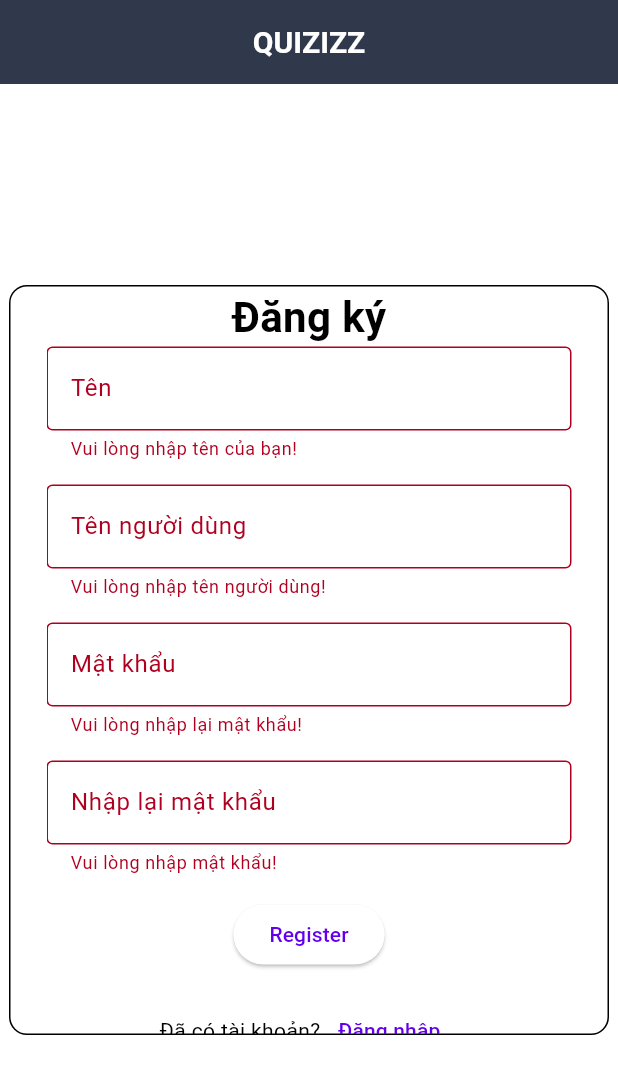
After one commit to thiepcong/QuizLab, a Flutter app: the RegisterView screen opened by its route, after a tap on "Register", on a phone screen of 412 x 824 dp. The commit adds this screen. Shown: the top 1074 px of the screen. Run offline on Flutter 3.47's test engine with Material 3 defaults, Android fonts, the phone set to English and light mode, and no system bars; our stand-ins replace auto_route, dio, file_picker, flutter_bloc, freezed_annotation, logger and 1 more; accounts and stored records are empty; Roboto replaces fonts that are missing (SVN).

Commit message:
update 15/4: config api login+register

```diff
--- a/front_end/lib/app/app_routes.dart
+++ b/front_end/lib/app/app_routes.dart
@@ -1,6 +1,8 @@
 abstract class Routes {
   const Routes._();
   static const login = _Paths.login;
+
+  static const register = _Paths.register;
 
   static const home = _Paths.home;
 
@@ -14,6 +16,8 @@ abstract class Routes {
 abstract class _Paths {
   static const login = 'login';
 
+  static const register = 'register';
+
   static const home = 'home';
 
   static const createQuiz = 'create_quiz';
--- /dev/null
+++ b/front_end/lib/app/core/models/user.dart
@@ -0,0 +1,19 @@
+class User {
+  final int id;
+  final String username;
+  final String name;
+
+  User({
+    required this.id,
+    required this.username,
+    required this.name,
+  });
+
+  factory User.fromJson(Map<String, dynamic> map) {
+    return User(
+      id: map['id'] as int,
+      username: map['username'] as String,
+      name: map['name'] as String,
+    );
+  }
+}
--- a/front_end/lib/app/core/values/api_url_constant.dart
+++ b/front_end/lib/app/core/values/api_url_constant.dart
@@ -3,33 +3,7 @@ import '../../network/dio_provider.dart';
 final baseUrl = DioProvider.baseUrl;
 
 class ApiUrlConstants {
-  // static String register = '$baseUrl/api/register';
+  static String register = '$baseUrl/api/user/save';
 
-  static String login = '$baseUrl/api/auth/login';
-
-  static String configPrice = '$baseUrl/api/price_list';
-
-  static String configPrice2(int x) => '$baseUrl/api/price_list/$x';
-
-  static String tranferMail(int pageNum, int pageSize) =>
-      '$baseUrl/api/emailTemplate?pageNum=$pageNum&pageSize=$pageSize';
-
-  static String sendMail = '$baseUrl/api/emailDetail/send';
-
-  static String listClient = '$baseUrl/api/customer/listByAdsress';
-
-  static String getPaidCustomers = '$baseUrl/api/customer/getPaidCustomers';
-
-  static String unPaidListByAdsress =
-      '$baseUrl/api/customer/UnPaidListByAdsress';
-
-  static String getDebtCustomer = '$baseUrl/api/report/getDebtCustomer';
-
-  static String getDebtCustomerList = '$baseUrl/api/report/getDebtCustomerList';
-
-  static String getNewCustomerList = '$baseUrl/api/report/getNewCustomerList';
-
-  static String getNewCustomer = '$baseUrl/api/report/getNewCustomers';
-
-  static String getRevenueList = '$baseUrl/api/report/getRevenueList';
+  static String login = '$baseUrl/api/user/login';
 }
--- a/front_end/lib/app/core/values/secure_key_constant.dart
+++ b/front_end/lib/app/core/values/secure_key_constant.dart
@@ -1,5 +1,2 @@
 class SecureKeyConstants {
-  static String accessToken = "access_token";
-  static String currentLevel = "current_level";
-  // static String
 }
--- a/front_end/lib/app/main_router.dart
+++ b/front_end/lib/app/main_router.dart
@@ -8,6 +8,7 @@ import 'modules/create_quiz/view/create_quiz_view.dart';
 import 'modules/create_quiz/view/edit_question_view.dart';
 import 'modules/home/view/home_view.dart';
 import 'modules/login/view/login_view.dart';
+import 'modules/login/view/register_view.dart';
 part 'main_router.gr.dart';
 
 @MaterialAutoRouter(
@@ -17,6 +18,7 @@ part 'main_router.gr.dart';
     MaterialRoute(page: CreateQuizView, path: Routes.createQuiz),
     MaterialRoute(page: CreateQuestionView, path: Routes.createQuestion),
     MaterialRoute(page: EditQuestionView, path: Routes.editQuestion),
+    MaterialRoute(page: RegisterView, path: Routes.register),
   ],
 )
 class MainRouter extends _$MainRouter {
--- a/front_end/lib/app/modules/login/cubit/login_state.dart
+++ b/front_end/lib/app/modules/login/cubit/login_state.dart
@@ -1,6 +1,6 @@
 import 'package:freezed_annotation/freezed_annotation.dart';
 
-import '../../../core/models/login_response.dart';
+import '../../../core/models/user.dart';
 
 part 'login_state.freezed.dart';
 
--- /dev/null
+++ b/front_end/lib/app/modules/login/view/register_view.dart
@@ -0,0 +1,249 @@
+import 'package:auto_route/auto_route.dart';
+import 'package:flutter/material.dart';
+import 'package:flutter_bloc/flutter_bloc.dart';
+import 'package:front_end/app/main_router.dart';
+import '../../../core/values/app_colors.dart';
+import '../../../core/values/show_message_internal.dart';
+import '../../../core/values/text_styles.dart';
+import '../../../core/widgets/appBar/custom_app_bar.dart';
+import '../cubit/login_cubit.dart';
+import '../cubit/login_state.dart';
+import '../repository/login_repository.dart';
+
+class RegisterView extends StatefulWidget {
+  const RegisterView({super.key});
+
+  @override
+  State<RegisterView> createState() => _RegisterViewState();
+}
+
+class _RegisterViewState extends State<RegisterView> {
+  final TextEditingController _nameController = TextEditingController();
+  final TextEditingController _usernameController = TextEditingController();
+  final TextEditingController _passwordController = TextEditingController();
+  final TextEditingController _passwordAgainController =
+      TextEditingController();
+  final GlobalKey<FormState> _formKey = GlobalKey<FormState>();
+
+  @override
+  void dispose() {
+    _nameController.dispose();
+    _usernameController.dispose();
+    _passwordController.dispose();
+    _passwordAgainController.dispose();
+    super.dispose();
+  }
+
+  @override
+  Widget build(BuildContext context) {
+    return Title(
+      color: AppColors.colorFFFFFFFF,
+      title: 'Đăng ký',
+      child: BlocProvider(
+        create: (_) => LoginCubit(context.read<LoginRepository>()),
+        child: _buildPage(context),
+      ),
+    );
+  }
+
+  Widget _buildPage(BuildContext context) {
+    return MultiBlocListener(
+      listeners: [
+        BlocListener<LoginCubit, LoginState>(
+          listenWhen: (previous, current) =>
+              previous.authDone != current.authDone,
+          listener: (context, state) {
+            if (state.authDone) {
+              context.pushRoute(const HomeViewRoute());
+            }
+          },
+        ),
+        BlocListener<LoginCubit, LoginState>(
+          listenWhen: (previous, current) =>
+              previous.message != current.message,
+          listener: (context, state) {
+            if (state.message != null) {
+              ShowMessageInternal.showOverlay(context, state.message!);
+            }
+          },
+        ),
+      ],
+      child: BlocBuilder<LoginCubit, LoginState>(
+        builder: (context, state) {
+          final cubit = context.read<LoginCubit>();
+          return Scaffold(
+            appBar: const CustomAppBar(
+              label: 'QUIZIZZ',
+              isLeading: false,
+            ),
+            body: Stack(
+              children: [
+                Center(
+                  child: Container(
+                    decoration: BoxDecoration(
+                      border: Border.all(),
+                      borderRadius: const BorderRadius.all(Radius.circular(12)),
+                    ),
+                    padding: const EdgeInsets.symmetric(horizontal: 24),
+                    width: 400,
+                    height: 500,
+                    child: Form(
+                      key: _formKey,
+                      child: SingleChildScrollView(
+                        child: Column(
+                          mainAxisAlignment: MainAxisAlignment.center,
+                          children: [
+                            const Text(
+                              "Đăng ký",
+                              style: TextStyles.boldBlackS28,
+                            ),
+                            SizedBox(
+                              width: double.infinity,
+                              child: TextFormField(
+                                controller: _nameController,
+                                decoration: const InputDecoration(
+                                  labelText: 'Tên',
+                                  border: OutlineInputBorder(),
+                                ),
+                                onFieldSubmitted: (e) {
+                                  if (_formKey.currentState!.validate()) {
+                                    cubit.register(
+                                        _nameController.text,
+                                        _usernameController.text,
+                                        _passwordController.text);
+                                  }
+                                },
+                                validator: (value) {
+                                  if (value == null || value.trim().isEmpty) {
+                                    return 'Vui lòng nhập tên của bạn!';
+                                  }
+                                  return null;
+                                },
+                              ),
+                            ),
+                            const SizedBox(height: 16),
+                            SizedBox(
+                              width: double.infinity,
+                              child: TextFormField(
+                                controller: _usernameController,
+                                decoration: const InputDecoration(
+                                  labelText: 'Tên người dùng',
+                                  border: OutlineInputBorder(),
+                                ),
+                                onFieldSubmitted: (e) {
+                                  if (_formKey.currentState!.validate()) {
+                                    cubit.register(
+                                        _nameController.text,
+                                        _usernameController.text,
+                                        _passwordController.text);
+                                  }
+                                },
+                                validator: (value) {
+                                  if (value == null || value.trim().isEmpty) {
+                                    return 'Vui lòng nhập tên người dùng!';
+                                  }
+                                  return null;
+                                },
+                              ),
+                            ),
+                            const SizedBox(height: 16),
+                            SizedBox(
+                              width: double.infinity,
+                              child: TextFormField(
+                                controller: _passwordController,
+                                obscureText: true,
+                                decoration: const InputDecoration(
+                                  labelText: 'Mật khẩu',
+                                  border: OutlineInputBorder(),
+                                ),
+                                onFieldSubmitted: (e) {
+                                  if (_formKey.currentState!.validate()) {
+                                    cubit.register(
+                                        _nameController.text,
+                                        _usernameController.text,
+                                        _passwordController.text);
+                                  }
+                                },
+                                validator: (value) {
+                                  if (value == null || value.trim().isEmpty) {
+                                    return 'Vui lòng nhập lại mật khẩu!';
+                                  }
+
+                                  return null;
+                                },
+                              ),
+                            ),
+                            const SizedBox(height: 16),
+                            SizedBox(
+                              width: double.infinity,
+                              child: TextFormField(
+                                controller: _passwordAgainController,
+                                obscureText: true,
+                                decoration: const InputDecoration(
+                                  labelText: 'Nhập lại mật khẩu',
+                                  border: OutlineInputBorder(),
+                                ),
+                                onFieldSubmitted: (e) {
+                                  if (_formKey.currentState!.validate()) {
+                                    cubit.register(
+                                        _nameController.text,
+                                        _usernameController.text,
+                                        _passwordController.text);
+                                  }
+                                },
+                                validator: (value) {
+                                  if (value == null || value.trim().isEmpty) {
+                                    return 'Vui lòng nhập mật khẩu!';
+                                  }
+                                  if (value != _passwordAgainController.text) {
+                                    return 'Mật khẩu không trùng khớp';
+                                  }
+                                  return null;
+                                },
+                              ),
+                            ),
+                            const SizedBox(height: 16),
+                            ElevatedButton(
+                              onPressed: () {
+                                if (_formKey.currentState!.validate()) {
+                                  cubit.register(
+                                      _nameController.text,
+                                      _usernameController.text,
+                                      _passwordController.text);
+                                }
+                              },
+                              child: const Text('Register'),
+                            ),
+                            const SizedBox(height: 16),
+                            Row(
+                              mainAxisAlignment: MainAxisAlignment.center,
+                              children: [
+                                const Text("Đã có tài khoản?"),
+                                TextButton(
+                                  onPressed: () => context.router
+                                      .replace(const LoginViewRoute()),
+                                  child: const Text("Đăng nhập"),
+                                )
+                              ],
+                            ),
+                          ],
+                        ),
+                      ),
+                    ),
+                  ),
+                ),
+                state.isLoading
+                    ? Container(
+                        color: AppColors.colorFF000000.withOpacity(0.5),
+                        alignment: Alignment.center,
+                        child: const CircularProgressIndicator(),
+                      )
+                    : const SizedBox.shrink()
+              ],
+            ),
+          );
+        },
+      ),
+    );
+  }
+}
--- a/front_end/lib/app/network/request_headers.dart
+++ b/front_end/lib/app/network/request_headers.dart
@@ -1,6 +1,5 @@
 import 'package:dio/dio.dart';
 import 'package:shared_preferences/shared_preferences.dart';
-import '../core/values/secure_key_constant.dart';
 
 class RequestHeaderInterceptor extends InterceptorsWrapper {
   @override
@@ -13,12 +12,12 @@ class RequestHeaderInterceptor extends InterceptorsWrapper {
 
   Future<Map<String, String>> getCustomHeaders() async {
     final pre = await SharedPreferences.getInstance();
-    final accessToken = pre.getString(SecureKeyConstants.accessToken);
+    final accessToken = pre.getInt("id");
     var customHeaders = {
       'content-type': 'application/json',
       'Accept': "application/json"
     };
-    if (accessToken != null && accessToken.isNotEmpty) {
+    if (accessToken != null) {
       customHeaders.addAll({
         'Authorization': "Bearer $accessToken",
       });
--- a/front_end/lib/main.dart
+++ b/front_end/lib/main.dart
@@ -12,7 +12,7 @@ void main() async {
   EnvConfig devConfig = EnvConfig(
     appName: "",
     appVersion: "0.1",
-    apiBaseUrl: "http://127.0.0.1:8085",
+    apiBaseUrl: "http://127.0.0.1:8080",
     webBaseUrl: "",
     shouldCollectCrashLog: true,
     iOSAppId: '',
```
Also changed, not shown: front_end/lib/app/core/models/login_response.dart (deleted, +0 -46 lines), front_end/lib/app/modules/login/api/login_api.dart (+21 -3 lines), front_end/lib/app/modules/login/cubit/login_cubit.dart (+37 -6 lines), front_end/lib/app/modules/login/repository/login_repository.dart (+14 -2 lines), front_end/lib/app/modules/login/view/login_view.dart (+12 -0 lines), front_end/lib/app/main_router.gr.dart.
